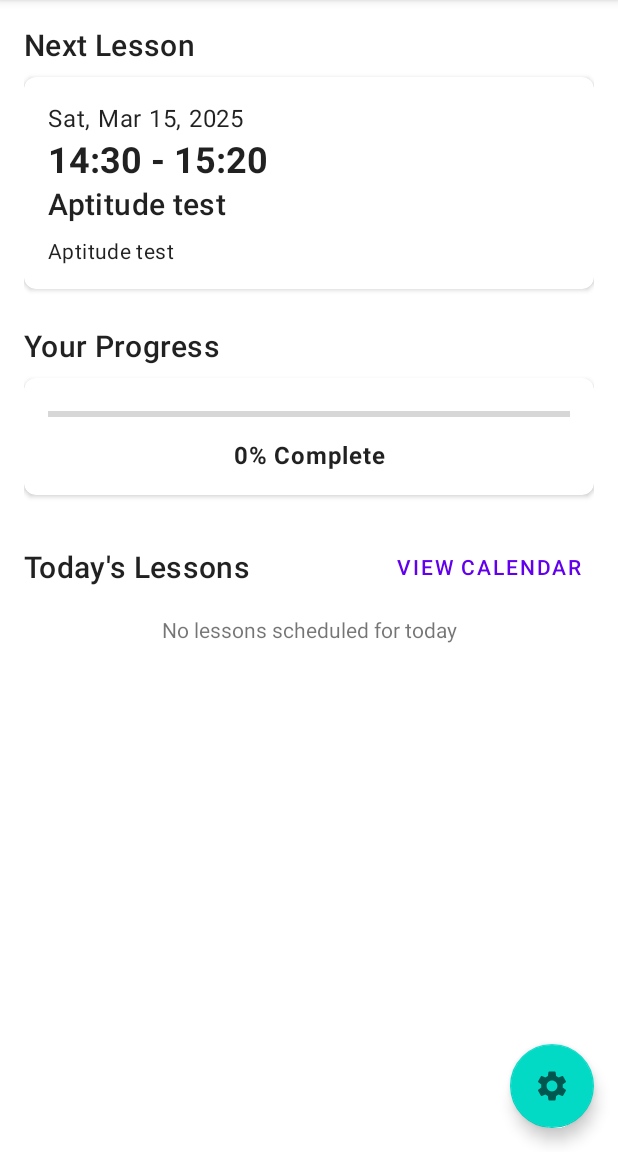
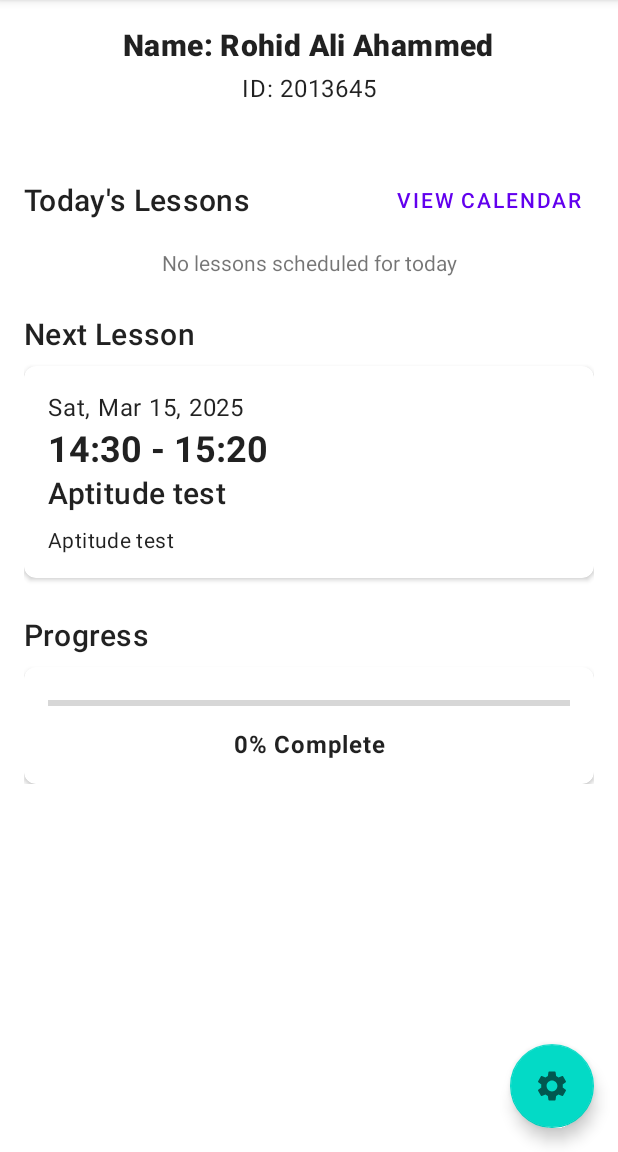
Before and after one commit to ahammedrohit/koyama-scheduler, an Android app: the screen it shows after launch (MainActivity), on a phone screen of 412 x 824 dp, the part 84-1236 px from its top. Run offline under Robolectric (Android 15) with nearby library versions, the phone set to English and light mode, and no system bars; our stand-ins replace Room's generated code; 1 statement that could not run was skipped.

Commit message:
name id added

```diff
--- a/app/src/main/res/layout/activity_main.xml
+++ b/app/src/main/res/layout/activity_main.xml
@@ -34,10 +34,78 @@
             android:orientation="vertical"
             android:padding="16dp">
 
+            <LinearLayout
+                android:layout_width="match_parent"
+                android:layout_height="wrap_content"
+                android:orientation="vertical"
+                android:layout_marginBottom="16dp"
+                android:gravity="center">
+
+                <TextView
+                    android:id="@+id/text_name"
+                    android:layout_width="wrap_content"
+                    android:layout_height="wrap_content"
+                    android:text="Name: Rohid Ali Ahammed"
+                    android:textAppearance="?attr/textAppearanceHeadline6"
+                    android:textStyle="bold" />
+
+                <TextView
+                    android:id="@+id/text_id"
+                    android:layout_width="wrap_content"
+                    android:layout_height="wrap_content"
+                    android:text="ID: 2013645"
+                    android:textAppearance="?attr/textAppearanceBody1"
+                    android:layout_marginTop="4dp" />
+
+            </LinearLayout>
+
+            <!-- Today's lessons section -->
+            <LinearLayout
+                android:layout_width="match_parent"
+                android:layout_height="wrap_content"
+                android:layout_marginTop="24dp"
+                android:orientation="horizontal"
+                android:gravity="center_vertical">
+
+                <TextView
+                    android:layout_width="0dp"
+                    android:layout_height="wrap_content"
+                    android:layout_weight="1"
+                    android:text="@string/today_lessons"
+                    android:textAppearance="?attr/textAppearanceHeadline6" />
+
+                <com.google.android.material.button.MaterialButton
+                    android:id="@+id/button_view_calendar"
+                    style="@style/Widget.MaterialComponents.Button.TextButton"
+                    android:layout_width="wrap_content"
+                    android:layout_height="wrap_content"
+                    android:text="@string/view_calendar" />
+
+            </LinearLayout>
+
+            <TextView
+                android:id="@+id/text_today_empty"
+                android:layout_width="match_parent"
+                android:layout_height="wrap_content"
+                android:layout_marginTop="8dp"
+                android:text="@string/no_lessons_today"
+                android:textAlignment="center"
+                android:visibility="gone" />
+
+            <androidx.recyclerview.widget.RecyclerView
+                android:id="@+id/recycler_today_lessons"
+                android:layout_width="match_parent"
+                android:layout_height="wrap_content"
+                android:layout_marginTop="8dp"
+                android:nestedScrollingEnabled="false"
+                tools:itemCount="2"
+                tools:listitem="@layout/item_lesson" />
+
             <!-- Next lesson section -->
             <TextView
                 android:layout_width="match_parent"
                 android:layout_height="wrap_content"
+                android:layout_marginTop="24dp"
                 android:text="@string/next_lesson"
                 android:textAppearance="?attr/textAppearanceHeadline6" />
 
@@ -101,7 +169,7 @@
                 android:layout_width="match_parent"
                 android:layout_height="wrap_content"
                 android:layout_marginTop="24dp"
-                android:text="@string/your_progress"
+                android:text="Progress"
                 android:textAppearance="?attr/textAppearanceHeadline6" />
 
             <com.google.android.material.card.MaterialCardView
@@ -138,48 +206,6 @@
                 </LinearLayout>
             </com.google.android.material.card.MaterialCardView>
 
-            <!-- Today's lessons section -->
-            <LinearLayout
-                android:layout_width="match_parent"
-                android:layout_height="wrap_content"
-                android:layout_marginTop="24dp"
-                android:orientation="horizontal"
-                android:gravity="center_vertical">
-
-                <TextView
-                    android:layout_width="0dp"
-                    android:layout_height="wrap_content"
-                    android:layout_weight="1"
-                    android:text="@string/today_lessons"
-                    android:textAppearance="?attr/textAppearanceHeadline6" />
-
-                <com.google.android.material.button.MaterialButton
-                    android:id="@+id/button_view_calendar"
-                    style="@style/Widget.MaterialComponents.Button.TextButton"
-                    android:layout_width="wrap_content"
-                    android:layout_height="wrap_content"
-                    android:text="@string/view_calendar" />
-
-            </LinearLayout>
-
-            <TextView
-                android:id="@+id/text_today_empty"
-                android:layout_width="match_parent"
-                android:layout_height="wrap_content"
-                android:layout_marginTop="8dp"
-                android:text="@string/no_lessons_today"
-                android:textAlignment="center"
-                android:visibility="gone" />
-
-            <androidx.recyclerview.widget.RecyclerView
-                android:id="@+id/recycler_today_lessons"
-                android:layout_width="match_parent"
-                android:layout_height="wrap_content"
-                android:layout_marginTop="8dp"
-                android:nestedScrollingEnabled="false"
-                tools:itemCount="2"
-                tools:listitem="@layout/item_lesson" />
-
         </LinearLayout>
     </androidx.core.widget.NestedScrollView>
 
```
